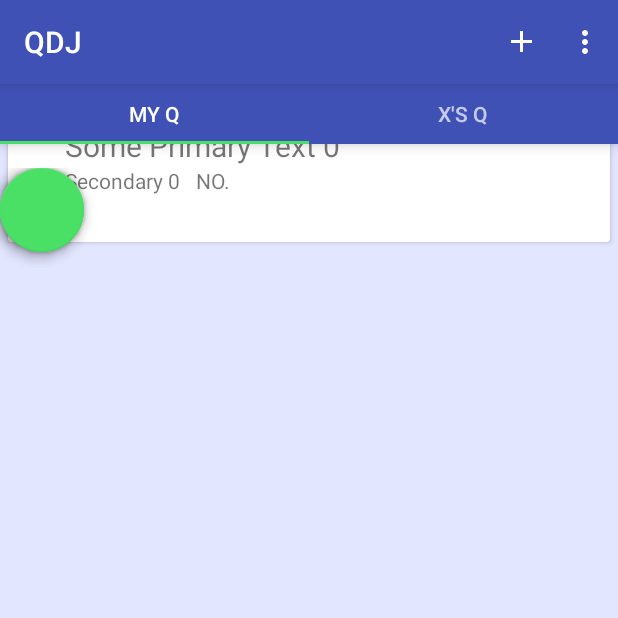
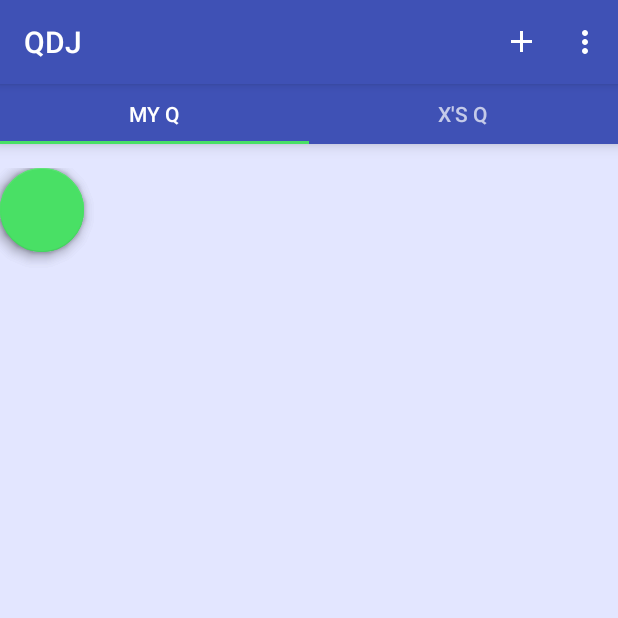
Before and after one commit to sarkingston/Q-DJ, an Android app: the screen it shows after launch (Main2Activity), after a tap on "MOCKLOGINBUTTON", on a phone screen of 412 x 824 dp, the top half of it. Run offline under Robolectric (Android 15) with nearby library versions, the phone set to English and light mode, and no system bars; libraries missing offline, so code that uses them is left out: com.spotify.sdk; plain views replace FloatingActionButton, FloatingActionsMenu; 3 statements that could not run were skipped.

Commit message:
Merge branch 'UserInterface' of /Users/Sam/Documents/3rd year/Shevlin/Q-DJ with conflicts.

```diff
--- a/app/src/main/java/ie/tcd/scss/q_dj/Main2Activity.java
+++ b/app/src/main/java/ie/tcd/scss/q_dj/Main2Activity.java
@@ -10,9 +10,7 @@ import android.support.design.widget.FloatingActionButton;
 import android.support.design.widget.Snackbar;
 import android.support.design.widget.TabLayout;
 import android.support.v4.widget.SwipeRefreshLayout;
-import android.support.v7.app.ActionBar;
 import android.support.v7.app.AppCompatActivity;
-import android.support.v7.widget.LinearLayoutManager;
 import android.support.v7.widget.RecyclerView;
 import android.support.v7.widget.Toolbar;
 
@@ -20,8 +18,10 @@ import android.support.v4.app.Fragment;
 import android.support.v4.app.FragmentManager;
 import android.support.v4.app.FragmentPagerAdapter;
 import android.support.v4.view.ViewPager;
+
+import android.support.v7.widget.LinearLayoutManager;
+
 import android.os.Bundle;
-import android.util.Log;
 import android.view.LayoutInflater;
 import android.view.Menu;
 import android.view.MenuItem;
@@ -30,11 +30,20 @@ import android.view.ViewGroup;
 
 import android.widget.Button;
 import android.widget.LinearLayout;
-import android.widget.PopupWindow;
 import android.widget.RelativeLayout;
 import android.widget.TextView;
 
+import org.json.JSONArray;
+import org.json.JSONException;
+import org.json.JSONObject;
+
+import java.io.BufferedInputStream;
+import java.io.BufferedReader;
+import java.io.IOException;
+import java.io.InputStream;
+import java.io.InputStreamReader;
 import java.net.HttpURLConnection;
+import java.net.URL;
 import java.util.ArrayList;
 import java.util.List;
 
@@ -55,7 +64,7 @@ public class Main2Activity extends AppCompatActivity {
     private static final String PREF_DARK_THEME = "dark_theme";
     //private MyTask task;
     private static final String URL = "http://Alex-was-here";
-    //private URL url;
+    private URL url;
     private HttpURLConnection urlConnection;
     private List<ServerComms> customList;
     private String title, image, album;
@@ -63,16 +72,11 @@ public class Main2Activity extends AppCompatActivity {
     ArrayList<ServerComms> songList = new ArrayList<ServerComms>();
 
     private ProgressDialog progressDialog;
-    //private CardViewHelper adapter;
+    private CardViewHelper adapter;
 
     com.getbase.floatingactionbutton.FloatingActionButton skip_previous;
     com.getbase.floatingactionbutton.FloatingActionButton play;
     com.getbase.floatingactionbutton.FloatingActionButton skip_next;
-
-    private RecyclerView mRecyclerView;
-    private RecyclerView.Adapter mAdapter;
-    private RecyclerView.LayoutManager mLayoutManager;
-    private static String LOG_TAG = "CardViewActivity";
 
     @Override
     protected void onCreate(Bundle savedInstanceState) {
@@ -82,19 +86,23 @@ public class Main2Activity extends AppCompatActivity {
 
         if(useDarkTheme){
             setTheme(R.style.AppTheme2);
+            //Toolbar toolbar = (Toolbar) findViewById(R.id.toolbar2);
+            //setSupportActionBar(toolbar);
         } else{
             setTheme(R.style.AppTheme);
+            //Toolbar toolbar = (Toolbar) findViewById(R.id.toolbar);
+            //setSupportActionBar(toolbar);
+
         }
         super.onCreate(savedInstanceState);
-        setContentView(R.layout.activity_main2);
-
-        /** Adds temp icon to action bar **/
-        //getSupportActionBar().setDisplayShowHomeEnabled(true);
-        //getSupportActionBar().setIcon(R.mipmap.ic_launcher);
+        setContentView(R.layout.activity_main);
+        //Toolbar toolbar = (Toolbar) findViewById(R.id.toolbar);
+        //setSupportActionBar(toolbar);
 
         TabLayout tabLayout = (TabLayout) findViewById(R.id.tab_layout);
         tabLayout.addTab(tabLayout.newTab().setText("My Q"));
         tabLayout.addTab(tabLayout.newTab().setText("X's Q"));
+
         tabLayout.setTabGravity(TabLayout.GRAVITY_FILL);
 
         skip_previous = (com.getbase.floatingactionbutton.FloatingActionButton) findViewById(R.id.skip_previous);
@@ -115,12 +123,28 @@ public class Main2Activity extends AppCompatActivity {
         NetworkInfo networkInfo = connectivityManager.getActiveNetworkInfo();
         boolean connected = networkInfo != null && networkInfo.isAvailable() && networkInfo.isConnectedOrConnecting();
 
-        mRecyclerView = (RecyclerView) findViewById(R.id.my_recycler_view);
-        mRecyclerView.setHasFixedSize(true);
-        mLayoutManager = new LinearLayoutManager(this);
-        mRecyclerView.setLayoutManager(mLayoutManager);
-        mAdapter = new CardViewAdapter(getDataSet());
-        mRecyclerView.setAdapter(mAdapter);
+        /**Internet availability implementation*/
+       /* if (connected){
+            accessWebService();
+            swipeRefreshLayout.setOnRefreshListener(new SwipeRefreshLayout.OnRefreshListener() {
+                @Override
+                public void onRefresh() {
+                    accessWebService();
+                    swipeRefreshLayout.setRefreshing(false);
+                }
+            });
+        }*/
+        /*else {
+            com.nispok.snackbar.Snackbar.with(Intro.this).text("No Internet Connection").actionLabel("Retry").actionListener(new ActionClickListener() {
+                @Override
+                public void onActionClicked(com.nispok.snackbar.Snackbar snackbar) {
+                    accessWebService();
+                    snackbar.dismiss();
+                }
+            }).show(Main2Activity.this);
+        }*/
+
+
 
         /**ViewPager Implementation*/
         final ViewPager viewPager = (ViewPager) findViewById(R.id.pager);
@@ -144,6 +168,32 @@ public class Main2Activity extends AppCompatActivity {
 
             }
         });
+/*
+        final Button activate = (Button) findViewById(R.id.activate);
+        final Button deactivate = (Button) findViewById(R.id.deactivate);
+        activate.setVisibility(View.GONE);
+        deactivate.setVisibility(View.VISIBLE);
+        activate.setOnClickListener(new View.OnClickListener() {
+            @Override
+            public void onClick(View v) {
+                //when play is clicked show stop button and hide play button
+                activate.setVisibility(View.GONE);
+                deactivate.setVisibility(View.VISIBLE);
+
+            }
+        });
+
+        deactivate.setOnClickListener(new View.OnClickListener() {
+            @Override
+            public void onClick(View v) {
+                //when play is clicked show stop button and hide play button
+                activate.setVisibility(View.VISIBLE);
+                deactivate.setVisibility(View.GONE);
+
+            }
+        });
+        */
+
     }
 
     @Override
@@ -155,8 +205,8 @@ public class Main2Activity extends AppCompatActivity {
     @Override
     public boolean onOptionsItemSelected (MenuItem item){
         switch (item.getItemId()){
-            case R.id.action_leave_host:
-                LeaveHost();
+            case R.id.action_settings:
+                Settings2();
                 return true;
             case R.id.action_graph:
                 graph();
@@ -164,26 +214,111 @@ public class Main2Activity extends AppCompatActivity {
             case R.id.action_changeColour:
                 ChangeColour();
                 return true;
-            case R.id.action_add:
-                add();
-                return true;
             default:
                 return super.onOptionsItemSelected(item);
         }
     }
 
+    /**Class extending the list gathered from the internet
+     * into the google card list view
+     * Backend stuff to initialize the cardview list
+     * FOR BACKEND GUYS TO DO****
+     */
+   /* private class MyTask extends AsyncTask<String, Void, List>{
+
+        @Override
+        protected void onPreExecute() {
+            super.onPreExecute();
+            progressDialog = new ProgressDialog(Main2Activity.this);
+            progressDialog.setProgressStyle(ProgressDialog.STYLE_SPINNER);
+            progressDialog.setIndeterminate(true);
+            progressDialog.setMessage("Please Wait");
+            progressDialog.setCancelable(false);
+            progressDialog.show();
+        }
+
+        @Override
+        protected List doInBackground(String... params) {
+            try {
+                url = new URL(params[0]);
+                urlConnection =(HttpURLConnection) url.openConnection();
+                urlConnection.connect();
+                urlConnection.setConnectTimeout(5000);
+                InputStream in = new BufferedInputStream(urlConnection.getInputStream());
+                StringBuilder jsonResult = inputStreamToString(in);
+                customList = new ArrayList<>();
+                JSONObject jsonResponseObject = new JSONObject(jsonResult.toString());
+
+                //JSONArray jsonResponseArray = new JSONArray(jsonResult.toString());
+                // [  for JSONArray
+                // { for JSONObject
+
+                JSONObject jsonMasterNode = jsonResponseObject.optJSONObject("data");
+                jsonMasterNode.getString("album");
+                System.out.println("MASTER NODE " + jsonMasterNode);
+
+                JSONArray jsonMainNode = jsonMasterNode.getJSONArray("movies");
+                System.out.println("LENGTH " + jsonMainNode.length());
+                System.out.println(jsonMainNode);
+
+                for(int i = 0; i < jsonMainNode.length(); i++){
+                    JSONObject jsonChildNode = jsonMainNode.getJSONObject(i);
+                    title = jsonChildNode.optString("title");
+                    album = jsonChildNode.optString("album");
+                    image = jsonChildNode.optString("urlPoster");
+                    //customList.add(new Main2Activity(title, album, image));
+
+                }
+            } catch (IOException | JSONException e) {
+                e.printStackTrace();
+            }
+            return customList;
+        }
+
+        private StringBuilder inputStreamToString(InputStream is) {
+            String rLine = " ";
+            StringBuilder answer = new StringBuilder();
+            BufferedReader rd = new BufferedReader(new InputStreamReader(is));
+            try {
+                while ((rLine = rd.readLine()) != null) {
+                    answer.append(rLine);
+                }
+            } catch (Exception e) {
+                Main2Activity.this.finish();
+            }
+            return answer;
+        }
+
+        @Override
+        protected void onPostExecute(List list) {
+            ListDrawer(list);
+            progressDialog.dismiss();
+        }
+    }
+    public void ListDrawer(List<ServerComms> customList) {
+        adapter = new CardViewHelper(customList);
+        adapter.notifyDataSetChanged();
+        recyclerView.setAdapter(adapter);
+    }
+
+
+    private void accessWebService(){
+        task = new MyTask();
+        task.execute(new String[] {URL});
+    }*/
+
     public void add(View v) {
         Intent intent = new Intent(this,AddActivity.class);
         startActivity(intent);
+
     }
-    public void add() {
-        Intent intent = new Intent(this,AddActivity.class);
-        startActivity(intent);
+    private void Settings(){
+        Intent i = new Intent(Main2Activity.this, SettingsActivity.class);
+        startActivity(i);
     }
-    private void LeaveHost(){
-
-        //Intent i = new Intent(Main2Activity.this, SettingsActivity2.class);
-        //startActivity(i);
+    private void Settings2(){
+        Intent i = new Intent(Main2Activity.this, SettingsActivity2.class);
+        startActivity(i);
     }
 
     //Temp Colour Change Activity
@@ -210,36 +345,6 @@ public class Main2Activity extends AppCompatActivity {
         startActivity(i);
     }
 
-    @Override
-    protected void onResume() {
-        super.onResume();
-        ((CardViewAdapter) mAdapter).setOnItemClickListener(new CardViewAdapter
-                .MyClickListener() {
-            @Override
-            public void onItemClick(int position, View v) {
-                Log.i(LOG_TAG, " Clicked on Item " + position);
-            }
-        });
-    }
-
-    private ArrayList<DataObject> getDataSet() {
-        ArrayList results = new ArrayList<DataObject>();
-        for (int index = 0; index < 20; index++) {
-            DataObject obj = new DataObject("Some Primary Text " + index,
-                    "Secondary " + index);
-            results.add(index, obj);
-        }
-        return results;
-    }
-
-    private void setupActionBar() {
-        ActionBar actionBar = getSupportActionBar();
-        if (actionBar != null) {
-            // Show the Up button in the action bar.
-            actionBar.setDisplayHomeAsUpEnabled(true);
-        }
-    }
-
 
 
 }
--- a/app/src/main/res/layout/activity_main2.xml
+++ b/app/src/main/res/layout/activity_main.xml
@@ -7,13 +7,6 @@
     android:layout_width="match_parent"
     android:layout_height="match_parent"
     tools:context=".Main2Activity">
-
-
-    <android.support.v7.widget.RecyclerView
-        android:id="@+id/my_recycler_view"
-        android:layout_width="match_parent"
-        android:layout_height="match_parent"
-        android:scrollbars="vertical"/>
 
     <!--android.support.v7.widget.Toolbar
         android:id="@+id/toolbar"
@@ -57,7 +50,10 @@
         android:background="?attr/colorPrimary"
         android:elevation="6dp"
         android:minHeight="?attr/actionBarSize"
-        android:theme="@style/ThemeOverlay.AppCompat.Dark.ActionBar"/>
+        android:theme="@style/ThemeOverlay.AppCompat.Dark.ActionBar">
+
+    </android.support.design.widget.TabLayout>
+
 
     <android.support.v4.view.ViewPager
         android:id="@+id/pager"
@@ -87,6 +83,8 @@
                 layout="@layout/toolbar_top"
                 app:layout_scrollFlags="scroll|enterAlways|snap"/-->
         </android.support.design.widget.AppBarLayout>
+
+
 
         <android.support.v4.widget.SwipeRefreshLayout
             android:layout_width="match_parent"
--- a/app/src/main/res/layout/content_login_screen.xml
+++ b/app/src/main/res/layout/content_login_screen.xml
@@ -2,7 +2,7 @@
 <LinearLayout xmlns:android="http://schemas.android.com/apk/res/android"
     android:layout_width="fill_parent"
     android:layout_height="fill_parent"
-    android:background="@drawable/login_background"
+
     android:gravity="center"
     android:orientation="vertical"
     android:padding="10dp"
--- a/app/src/main/res/menu/menu_main2.xml
+++ /dev/null
@@ -1,6 +0,0 @@
-<menu xmlns:android="http://schemas.android.com/apk/res/android"
-    xmlns:app="http://schemas.android.com/apk/res-auto"
-    xmlns:tools="http://schemas.android.com/tools" tools:context="ie.tcd.scss.q_dj.Main2Activity">
-    <!--item android:id="@+id/action_settings" android:title="@string/action_settings"
-        android:orderInCategory="100" app:showAsAction="never" /-->
-</menu>
```
Also changed, not shown: app/src/main/res/mipmap/mipmap-hdpi/s.png (added), app/src/main/res/mipmap/mipmap-mdpi/s.png (added), app/src/main/res/mipmap/mipmap-xhdpi/s.png (added), app/src/main/res/mipmap/mipmap-xxhdpi/s.png (added), app/src/main/res/mipmap/mipmap-xxxhdpi/s.png (added), 2 other files. Lines whose indentation alone changed are shown as unchanged.
